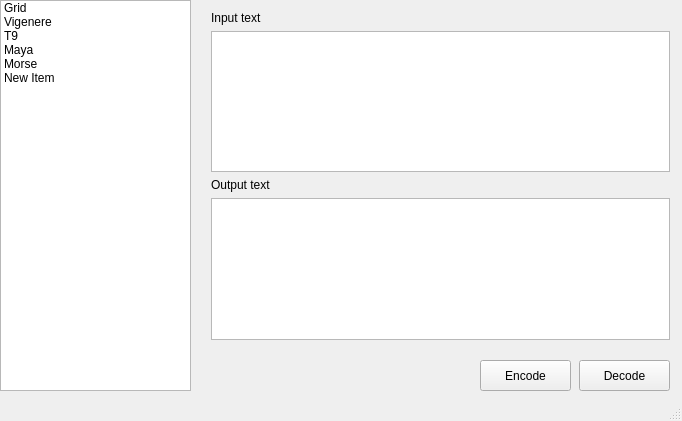
First picture: the form in mainwindow.ui, repository 3wnbr1/Crypto, before the edit.
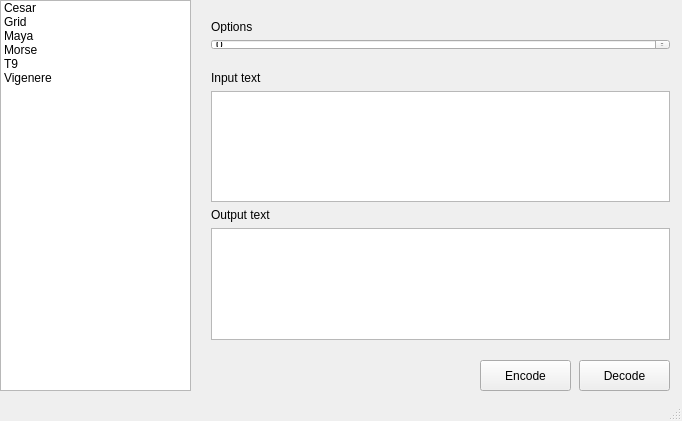
Second picture: the form after the edit.

Commit message: Added Cesar Cypher

```diff
--- a/mainwindow.ui
+++ b/mainwindow.ui
@@ -23,21 +23,16 @@
       <height>391</height>
      </rect>
     </property>
+    <item>
+     <property name="text">
+      <string>Cesar</string>
+     </property>
+    </item>
     <item>
      <property name="text">
       <string>Grid</string>
      </property>
     </item>
-    <item>
-     <property name="text">
-      <string>Vigenere</string>
-     </property>
-    </item>
-    <item>
-     <property name="text">
-      <string>T9</string>
-     </property>
-    </item>
     <item>
      <property name="text">
       <string>Maya</string>
@@ -50,7 +45,12 @@
     </item>
     <item>
      <property name="text">
-      <string>New Item</string>
+      <string>T9</string>
+     </property>
+    </item>
+    <item>
+     <property name="text">
+      <string>Vigenere</string>
      </property>
     </item>
    </widget>
@@ -58,9 +58,9 @@
     <property name="geometry">
      <rect>
       <x>200</x>
-      <y>0</y>
+      <y>60</y>
       <width>481</width>
-      <height>351</height>
+      <height>291</height>
      </rect>
     </property>
     <layout class="QVBoxLayout" name="verticalLayout">
@@ -85,7 +85,10 @@
       </widget>
      </item>
      <item>
-      <widget class="QPlainTextEdit" name="plainTextEdit"/>
+      <widget class="QPlainTextEdit" name="plainTextEdit_2"/>
+     </item>
+     <item>
+      <layout class="QHBoxLayout" name="horizontalLayout"/>
      </item>
      <item>
       <spacer name="verticalSpacer">
@@ -108,7 +111,7 @@
       </widget>
      </item>
      <item>
-      <widget class="QTextEdit" name="textEdit"/>
+      <widget class="QPlainTextEdit" name="plainTextEdit"/>
      </item>
      <item>
       <spacer name="verticalSpacer_3">
@@ -151,6 +154,28 @@
      <string>Encode</string>
     </property>
    </widget>
+   <widget class="QWidget" name="gridLayoutWidget">
+    <property name="geometry">
+     <rect>
+      <x>200</x>
+      <y>10</y>
+      <width>481</width>
+      <height>51</height>
+     </rect>
+    </property>
+    <layout class="QGridLayout" name="gridLayout">
+     <item row="0" column="0">
+      <widget class="QLabel" name="label_3">
+       <property name="text">
+        <string>Options</string>
+       </property>
+      </widget>
+     </item>
+     <item row="1" column="0">
+      <widget class="QSpinBox" name="spinBox"/>
+     </item>
+    </layout>
+   </widget>
   </widget>
   <widget class="QMenuBar" name="menuBar">
    <property name="geometry">
```
The commit also changes 3 other files.
